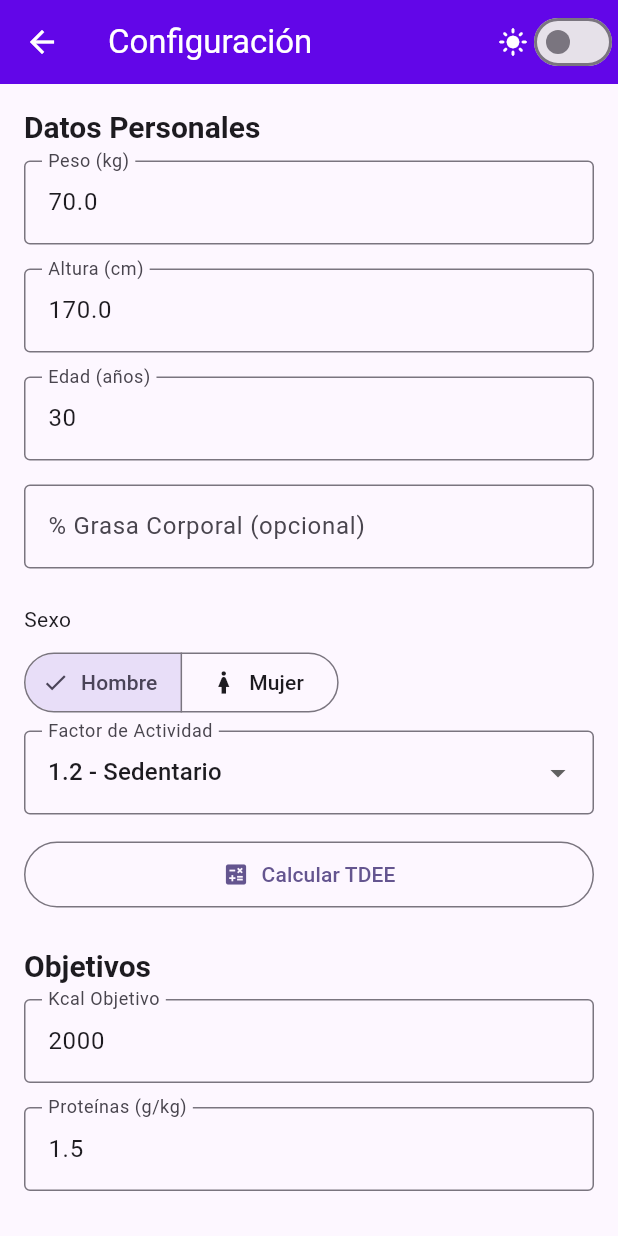
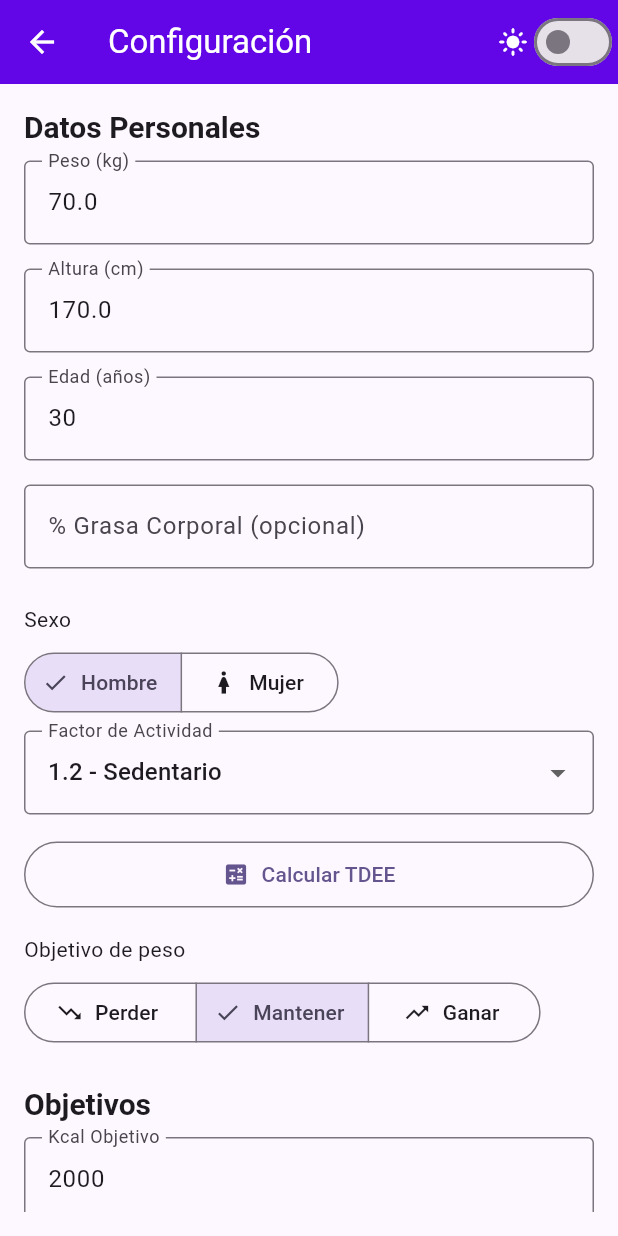
Before and after one commit to dhruiz/cal_counter, a Flutter app: the screen it shows after launch, after a tap on the "settings" icon, on a phone screen of 412 x 824 dp. Run offline on Flutter 3.47's test engine with Material 3 defaults, Android fonts, the phone set to English and light mode, and no system bars; our stand-ins replace csv, equatable, file_picker, flutter_riverpod, shared_preferences, sqflite; accounts and stored records are empty.

Commit message:
Checkpoint: inicio del cálculo automático de TDEE en SettingsView
Añade objetivo de peso (goal) y ajuste %, persistidos en UserSettings/
SettingsRepository, y selector + ajuste sobre el TDEE en SettingsView.
Elimina nutrient_card.dart (sin uso tras los anillos en HomeView).

Co-Authored-By: Claude Opus 4.8 <noreply@anthropic.com>

```diff
--- a/lib/data/repositories/settings_repository_impl.dart
+++ b/lib/data/repositories/settings_repository_impl.dart
@@ -13,6 +13,8 @@ class SettingsRepositoryImpl implements SettingsRepository {
   static const String keyAge = 'age';
   static const String keySex = 'sex';
   static const String keyActivity = 'activity_factor';
+  static const String keyGoal = 'goal';
+  static const String keyAdjustment = 'adjustment_percent';
 
   @override
   Future<UserSettings> getSettings() async {
@@ -28,6 +30,8 @@ class SettingsRepositoryImpl implements SettingsRepository {
       age: prefs.getInt(keyAge) ?? 30,
       sex: prefs.getString(keySex) ?? 'male',
       activityFactor: prefs.getDouble(keyActivity) ?? 1.2,
+      goal: prefs.getString(keyGoal) ?? 'maintain',
+      adjustmentPercent: prefs.getInt(keyAdjustment) ?? 0,
     );
   }
 
@@ -50,5 +54,7 @@ class SettingsRepositoryImpl implements SettingsRepository {
     await prefs.setInt(keyAge, settings.age);
     await prefs.setString(keySex, settings.sex);
     await prefs.setDouble(keyActivity, settings.activityFactor);
+    await prefs.setString(keyGoal, settings.goal);
+    await prefs.setInt(keyAdjustment, settings.adjustmentPercent);
   }
 }
--- a/lib/domain/entities/user_settings.dart
+++ b/lib/domain/entities/user_settings.dart
@@ -15,6 +15,10 @@ class UserSettings extends Equatable {
   final String sex; // "male" or "female"
   final double activityFactor; // 1.2 to 1.9
 
+  // Weight goal fields
+  final String goal; // "lose" | "maintain" | "gain"
+  final int adjustmentPercent; // % déficit/superávit sobre el TDEE (0 = mantener)
+
   const UserSettings({
     required this.weightKg,
     required this.kcalTarget,
@@ -26,6 +30,8 @@ class UserSettings extends Equatable {
     required this.age,
     required this.sex,
     required this.activityFactor,
+    this.goal = 'maintain',
+    this.adjustmentPercent = 0,
   });
 
   // Defaults
@@ -41,6 +47,8 @@ class UserSettings extends Equatable {
       age: 30,
       sex: 'male',
       activityFactor: 1.2,
+      goal: 'maintain',
+      adjustmentPercent: 0,
     );
   }
 
@@ -55,6 +63,8 @@ class UserSettings extends Equatable {
     int? age,
     String? sex,
     double? activityFactor,
+    String? goal,
+    int? adjustmentPercent,
   }) {
     return UserSettings(
       weightKg: weightKg ?? this.weightKg,
@@ -67,6 +77,8 @@ class UserSettings extends Equatable {
       age: age ?? this.age,
       sex: sex ?? this.sex,
       activityFactor: activityFactor ?? this.activityFactor,
+      goal: goal ?? this.goal,
+      adjustmentPercent: adjustmentPercent ?? this.adjustmentPercent,
     );
   }
 
@@ -82,5 +94,7 @@ class UserSettings extends Equatable {
     age,
     sex,
     activityFactor,
+    goal,
+    adjustmentPercent,
   ];
 }
--- a/lib/presentation/views/settings_view.dart
+++ b/lib/presentation/views/settings_view.dart
@@ -30,6 +30,10 @@ class _SettingsViewState extends ConsumerState<SettingsView> {
   late String _selectedSex;
   late double _selectedActivity;
 
+  // Weight goal
+  late String _selectedGoal;
+  late TextEditingController _adjustmentController;
+
   @override
   void initState() {
     super.initState();
@@ -61,6 +65,11 @@ class _SettingsViewState extends ConsumerState<SettingsView> {
     _ageController = TextEditingController(text: settings.age.toString());
     _selectedSex = settings.sex;
     _selectedActivity = settings.activityFactor;
+
+    _selectedGoal = settings.goal;
+    _adjustmentController = TextEditingController(
+      text: settings.adjustmentPercent.toString(),
+    );
   }
 
   @override
@@ -73,6 +82,7 @@ class _SettingsViewState extends ConsumerState<SettingsView> {
     _bodyFatController.dispose();
     _heightController.dispose();
     _ageController.dispose();
+    _adjustmentController.dispose();
     super.dispose();
   }
 
@@ -113,13 +123,30 @@ class _SettingsViewState extends ConsumerState<SettingsView> {
 
     final tdee = tmb * _selectedActivity;
 
+    // Ajuste por objetivo de peso: déficit (perder) o superávit (ganar)
+    final adjustment = int.tryParse(_adjustmentController.text) ?? 0;
+    double target = tdee;
+    if (_selectedGoal == 'lose') {
+      target = tdee * (1 - adjustment / 100);
+    } else if (_selectedGoal == 'gain') {
+      target = tdee * (1 + adjustment / 100);
+    }
+
     setState(() {
-      _kcalController.text = tdee.round().toString();
+      _kcalController.text = target.round().toString();
     });
+
+    final goalLabel = _selectedGoal == 'lose'
+        ? 'déficit'
+        : _selectedGoal == 'gain'
+        ? 'superávit'
+        : 'mantenimiento';
 
     ScaffoldMessenger.of(context).showSnackBar(
       SnackBar(
-        content: Text('TDEE calculado: ${tdee.round()} kcal'),
+        content: Text(
+          'TDEE: ${tdee.round()} kcal · Objetivo ($goalLabel): ${target.round()} kcal',
+        ),
         backgroundColor: Colors.green,
       ),
     );
@@ -139,6 +166,8 @@ class _SettingsViewState extends ConsumerState<SettingsView> {
         age: int.parse(_ageController.text),
         sex: _selectedSex,
         activityFactor: _selectedActivity,
+        goal: _selectedGoal,
+        adjustmentPercent: int.tryParse(_adjustmentController.text) ?? 0,
       );
 
       ref.read(settingsProvider.notifier).updateSettings(newSettings);
@@ -220,6 +249,10 @@ class _SettingsViewState extends ConsumerState<SettingsView> {
                   padding: const EdgeInsets.symmetric(vertical: 12),
                 ),
               ),
+              const SizedBox(height: AppStyles.paddingMedium),
+
+              // Weight goal selector
+              _buildGoalSelector(),
               const SizedBox(height: AppStyles.paddingLarge),
 
               _buildSectionTitle('Objetivos'),
@@ -352,6 +385,68 @@ class _SettingsViewState extends ConsumerState<SettingsView> {
     );
   }
 
+  Widget _buildGoalSelector() {
+    final isMaintain = _selectedGoal == 'maintain';
+
+    return Column(
+      crossAxisAlignment: CrossAxisAlignment.start,
+      children: [
+        Text(
+          'Objetivo de peso',
+          style: Theme.of(context).textTheme.bodyMedium,
+        ),
+        const SizedBox(height: 8),
+        SegmentedButton<String>(
+          segments: const [
+            ButtonSegment(
+              value: 'lose',
+              label: Text('Perder'),
+              icon: Icon(Icons.trending_down),
+            ),
+            ButtonSegment(
+              value: 'maintain',
+              label: Text('Mantener'),
+              icon: Icon(Icons.trending_flat),
+            ),
+            ButtonSegment(
+              value: 'gain',
+              label: Text('Ganar'),
+              icon: Icon(Icons.trending_up),
+            ),
+          ],
+          selected: {_selectedGoal},
+          onSelectionChanged: (Set<String> newSelection) {
+            setState(() {
+              _selectedGoal = newSelection.first;
+            });
+          },
+        ),
+        if (!isMaintain) ...[
+          const SizedBox(height: AppStyles.paddingMedium),
+          TextFormField(
+            controller: _adjustmentController,
+            decoration: InputDecoration(
+              labelText: _selectedGoal == 'lose'
+                  ? 'Déficit calórico (%)'
+                  : 'Superávit calórico (%)',
+              border: const OutlineInputBorder(),
+              suffixText: '%',
+            ),
+            keyboardType: TextInputType.number,
+            inputFormatters: [FilteringTextInputFormatter.digitsOnly],
+            validator: (value) {
+              if (_selectedGoal == 'maintain') return null;
+              final n = int.tryParse(value ?? '');
+              if (n == null || n <= 0 || n > 50) return '1 - 50';
+              return null;
+            },
+            onChanged: (_) => setState(() {}),
+          ),
+        ],
+      ],
+    );
+  }
+
   Widget _buildTextField({
     required TextEditingController controller,
     required String label,
```
Also changed, not shown: lib/presentation/widgets/nutrient_card.dart (deleted, +0 -62 lines).
